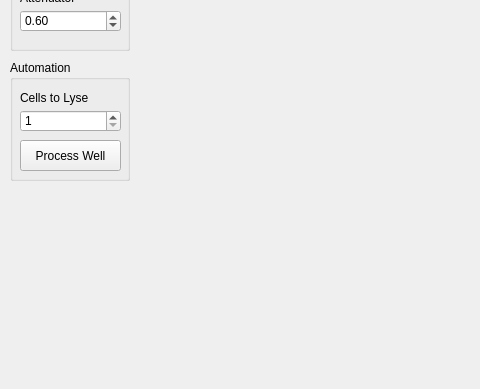
mkdryden/LCL_software, file LCL.ui: the form before one commit; both pictures show x 0 to 480 and y 300 to 689 of the 1000 by 689 pixel window.
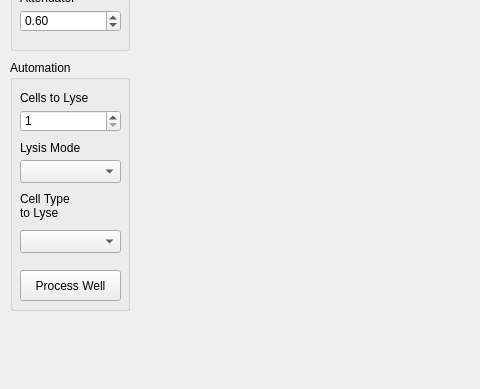
The form after the commit.

```diff
--- a/LCL.ui
+++ b/LCL.ui
@@ -284,7 +284,7 @@
       <x>10</x>
       <y>360</y>
       <width>120</width>
-      <height>121</height>
+      <height>251</height>
      </rect>
     </property>
     <property name="title">
@@ -335,7 +335,7 @@
      <property name="geometry">
       <rect>
        <x>10</x>
-       <y>80</y>
+       <y>210</y>
        <width>101</width>
        <height>31</height>
       </rect>
@@ -344,6 +344,53 @@
       <string>Process Well</string>
      </property>
     </widget>
+    <widget class="QComboBox" name="lysis_mode_comboBox">
+     <property name="geometry">
+      <rect>
+       <x>10</x>
+       <y>100</y>
+       <width>101</width>
+       <height>23</height>
+      </rect>
+     </property>
+    </widget>
+    <widget class="QLabel" name="lysis_mode_label">
+     <property name="geometry">
+      <rect>
+       <x>10</x>
+       <y>80</y>
+       <width>91</width>
+       <height>16</height>
+      </rect>
+     </property>
+     <property name="text">
+      <string>Lysis Mode</string>
+     </property>
+    </widget>
+    <widget class="QComboBox" name="cell_type_to_lyse_comboBox">
+     <property name="geometry">
+      <rect>
+       <x>10</x>
+       <y>170</y>
+       <width>101</width>
+       <height>23</height>
+      </rect>
+     </property>
+    </widget>
+    <widget class="QLabel" name="cell_type_to_lyse_label">
+     <property name="geometry">
+      <rect>
+       <x>10</x>
+       <y>130</y>
+       <width>91</width>
+       <height>31</height>
+      </rect>
+     </property>
+     <property name="text">
+      <string>Cell Type 
+to Lyse</string>
+     </property>
+    </widget>
    </widget>
   </widget>
  </widget>
```
